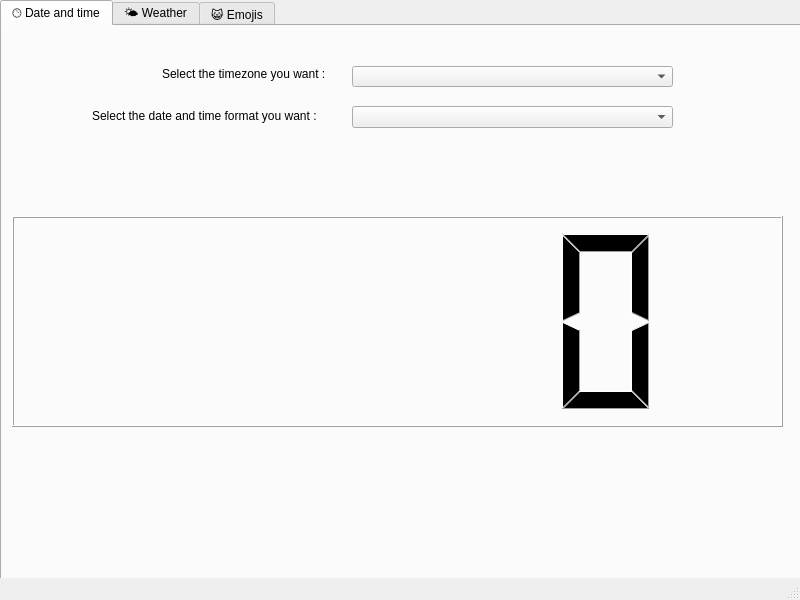
Before: the Qt Designer form maindesktopweadtwindow.ui in Vicken-Ghoubiguian/desktopWeaDTApp, drawn with Qt 5.
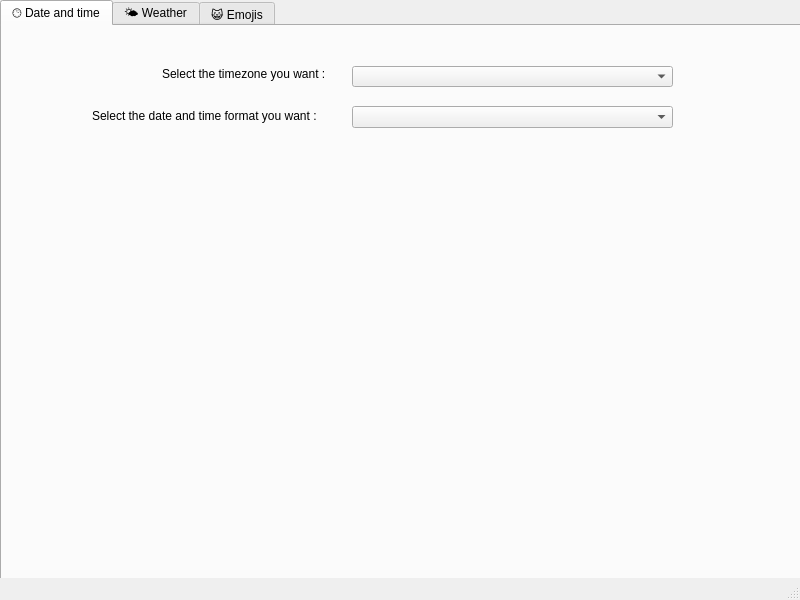
After: the same form once the commit is applied.

What changed in the file:
```diff
--- a/maindesktopweadtwindow.ui
+++ b/maindesktopweadtwindow.ui
@@ -66,16 +66,6 @@
        </rect>
       </property>
      </widget>
-     <widget class="QLCDNumber" name="lcdNumber">
-      <property name="geometry">
-       <rect>
-        <x>10</x>
-        <y>190</y>
-        <width>771</width>
-        <height>211</height>
-       </rect>
-      </property>
-     </widget>
      <widget class="QComboBox" name="comboBoxDateAndTimeFormats">
       <property name="geometry">
        <rect>
@@ -99,6 +89,19 @@
        <string>Select the date and time format you want :</string>
       </property>
      </widget>
+     <widget class="QLabel" name="dateTimeDisplayer">
+      <property name="geometry">
+       <rect>
+        <x>14</x>
+        <y>195</y>
+        <width>761</width>
+        <height>201</height>
+       </rect>
+      </property>
+      <property name="text">
+       <string/>
+      </property>
+     </widget>
     </widget>
     <widget class="QWidget" name="weatherTab">
      <attribute name="title">
```
